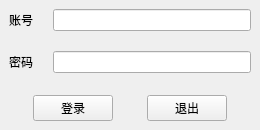
This is Login/login.ui in happyxiaotao/video_pc_tmp as Qt 5 draws it before an edit. The edited form follows.
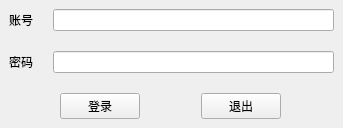
This is the edited form.

The edit to the form file:
```diff
--- a/Login/login.ui
+++ b/Login/login.ui
@@ -6,8 +6,8 @@
    <rect>
     <x>0</x>
     <y>0</y>
-    <width>260</width>
-    <height>130</height>
+    <width>343</width>
+    <height>120</height>
    </rect>
   </property>
   <property name="sizePolicy">
@@ -16,18 +16,6 @@
     <verstretch>0</verstretch>
    </sizepolicy>
   </property>
-  <property name="minimumSize">
-   <size>
-    <width>260</width>
-    <height>130</height>
-   </size>
-  </property>
-  <property name="maximumSize">
-   <size>
-    <width>260</width>
-    <height>130</height>
-   </size>
-  </property>
   <property name="windowTitle">
    <string>途观科技</string>
   </property>
```
